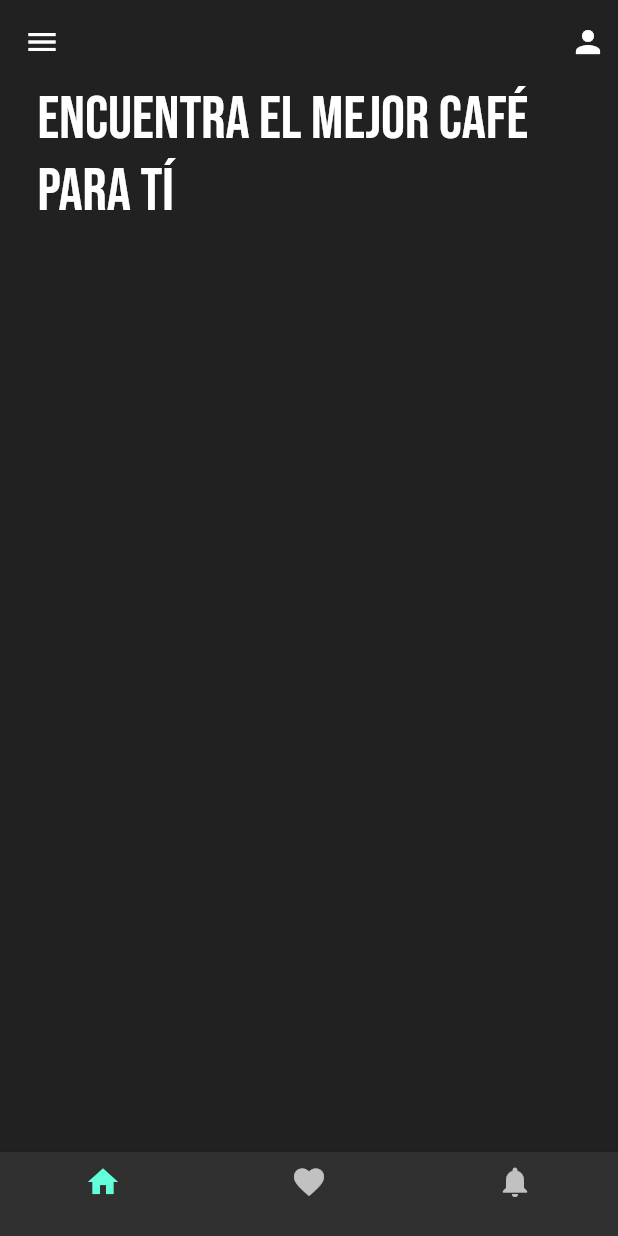
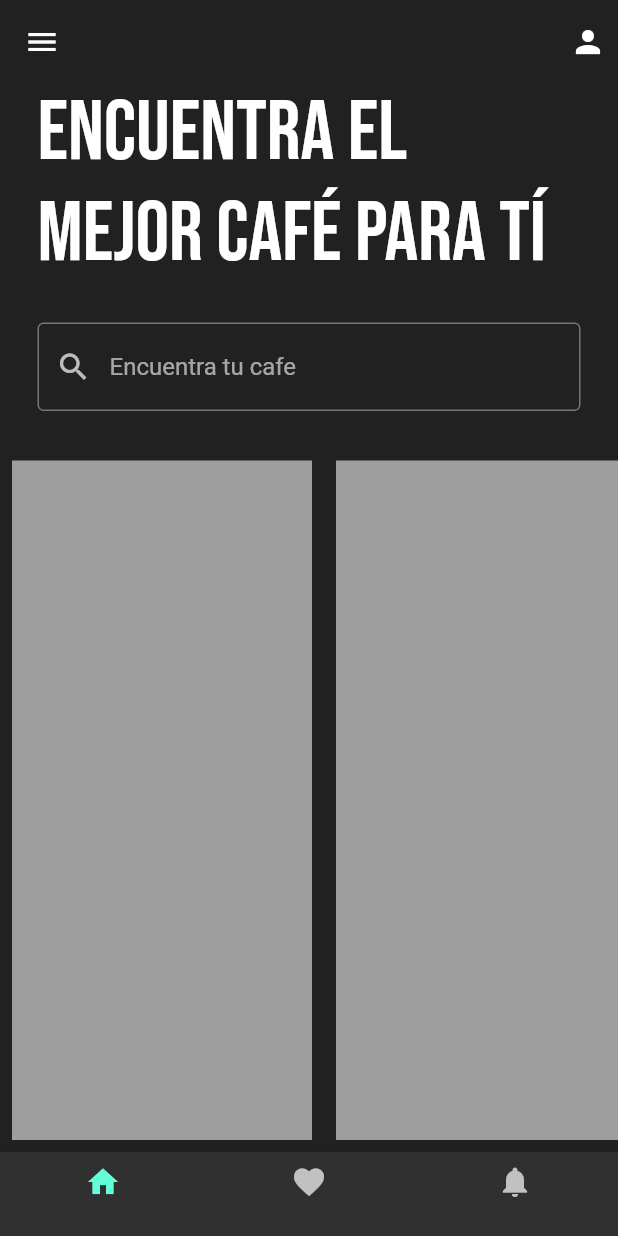
Before and after one commit to CristobalSalinas/coffeeapp, a Flutter app: the screen it shows after launch, on a phone screen of 412 x 824 dp. Run offline on Flutter 3.47's test engine with Material 2 defaults, Android fonts, the phone set to English and light mode, and no system bars; our stand-ins replace google_fonts.

Commit message:
:construction: Agregando listas de cafe e input personalizado

```diff
--- a/lib/main.dart
+++ b/lib/main.dart
@@ -1,5 +1,5 @@
 import 'package:flutter/material.dart';
-import 'package:coffeapp/pages/home.dart';
+import 'package:coffeapp/pages/home.dart'; // Home()
 
 void main() {
   runApp(const MyApp());
@@ -13,7 +13,8 @@ class MyApp extends StatelessWidget {
     return MaterialApp(
       debugShowCheckedModeBanner: false,
       home: Home(),
-      theme: ThemeData(brightness: Brightness.dark),
+      theme:
+          ThemeData(brightness: Brightness.dark, primarySwatch: Colors.orange),
     );
   }
 }
--- a/lib/pages/home.dart
+++ b/lib/pages/home.dart
@@ -2,6 +2,7 @@
 
 import 'package:flutter/material.dart';
 import 'package:google_fonts/google_fonts.dart';
+import 'package:coffeapp/utils/coffe_tile.dart'; // CoffeTile()
 
 class Home extends StatefulWidget {
   const Home({super.key});
@@ -31,8 +32,31 @@ class _HomeState extends State<Home> {
           Padding(
             padding: const EdgeInsets.symmetric(horizontal: 25.0),
             child: Text('Encuentra el mejor café para tí',
-                style: GoogleFonts.bebasNeue(fontSize: 40)),
-          )
+                style: GoogleFonts.bebasNeue(fontSize: 56)),
+          ),
+          SizedBox(
+            height: 25,
+          ),
+          Padding(
+            padding: const EdgeInsets.symmetric(horizontal: 25.0),
+            child: TextField(
+              decoration: InputDecoration(
+                  prefixIcon: Icon(Icons.search),
+                  hintText: 'Encuentra tu cafe',
+                  focusedBorder: OutlineInputBorder(
+                      borderSide: BorderSide(color: Colors.grey.shade600)),
+                  enabledBorder: OutlineInputBorder(
+                      borderSide: BorderSide(color: Colors.grey.shade600))),
+            ),
+          ),
+          SizedBox(
+            height: 25,
+          ),
+          Expanded(
+              child: ListView(
+            scrollDirection: Axis.horizontal,
+            children: [CoffeTile(), CoffeTile(), CoffeTile()],
+          ))
         ],
       ),
       bottomNavigationBar: BottomNavigationBar(
--- /dev/null
+++ b/lib/utils/coffe_tile.dart
@@ -0,0 +1,16 @@
+import 'package:flutter/material.dart';
+
+class CoffeTile extends StatelessWidget {
+  const CoffeTile({super.key});
+
+  @override
+  Widget build(BuildContext context) {
+    return Padding(
+      padding: const EdgeInsets.all(8.0),
+      child: Container(
+        width: 200,
+        color: Colors.grey,
+      ),
+    );
+  }
+}
```
